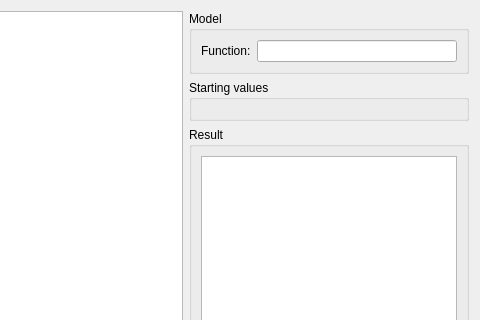
Qt form analyser/plot_tab.ui (davidfokkema/tailor) before a commit; both pictures show x 329 to 809 and y 0 to 320 of the 809 by 525 pixel window.
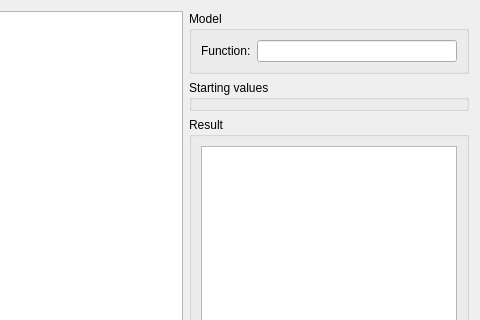
The same form after that commit. Custom widgets are drawn as their Qt base class.

Commit message: Autocreate parameter fields

```diff
--- a/analyser/plot_tab.ui
+++ b/analyser/plot_tab.ui
@@ -43,7 +43,6 @@
        <property name="title">
         <string>Starting values</string>
        </property>
-       <layout class="QFormLayout" name="formLayout_3"/>
       </widget>
      </item>
      <item>
```
Left out of the diff: 2 changed lines with no effect on the pictures. The commit also changes 2 other files.
